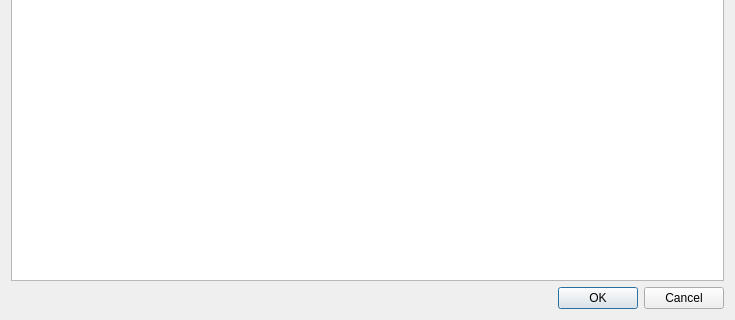
Qt form src/LorrisAnalyzer/DataWidgets/ScriptWidget/scripteditor.ui (Tasssadar/Lorris) before a commit; both pictures show x 0 to 735 and y 148 to 468 of the 735 by 468 pixel window.
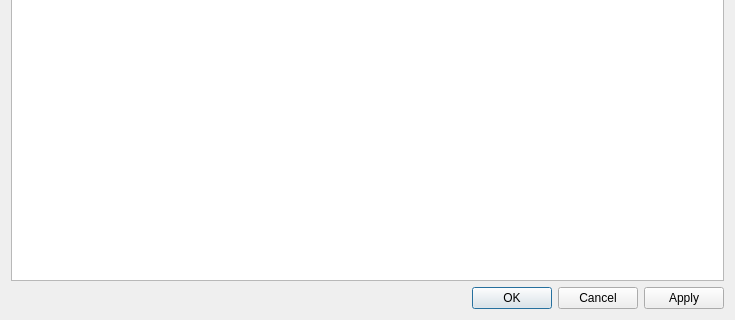
The same form after that commit. Icons and pictures are not drawn.

Commit message: Add apply button to source dialog

What changed in the file:
```diff
--- a/src/LorrisAnalyzer/DataWidgets/ScriptWidget/scripteditor.ui
+++ b/src/LorrisAnalyzer/DataWidgets/ScriptWidget/scripteditor.ui
@@ -37,7 +37,7 @@
       <enum>Qt::Horizontal</enum>
      </property>
      <property name="standardButtons">
-      <set>QDialogButtonBox::Cancel|QDialogButtonBox::Ok</set>
+      <set>QDialogButtonBox::Apply|QDialogButtonBox::Cancel|QDialogButtonBox::Ok</set>
      </property>
     </widget>
    </item>
```
The commit also changes 4 other files.
